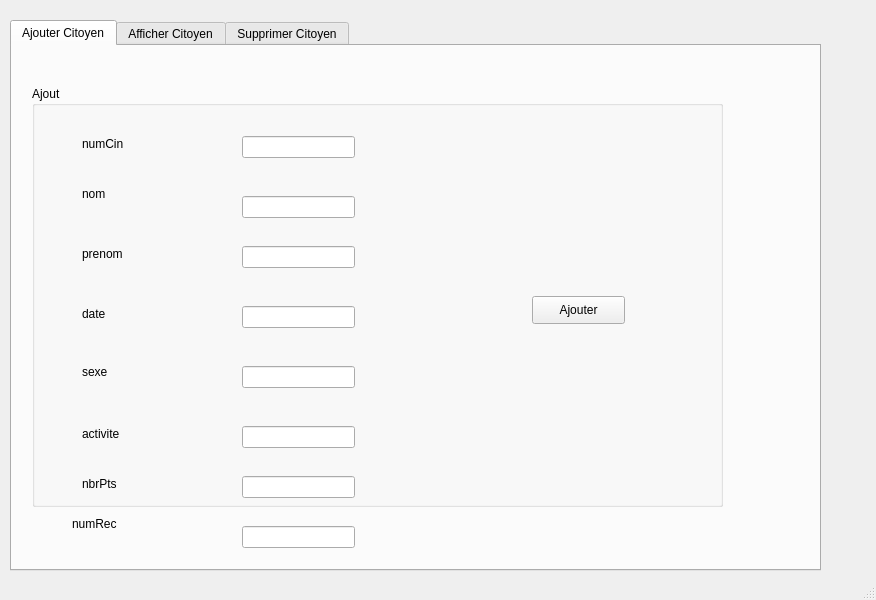
First picture: the form in Atelier_Connexion/mainwindow.ui, repository ahmedbalti/Tunisian-Smart-Police-Station, before the edit.
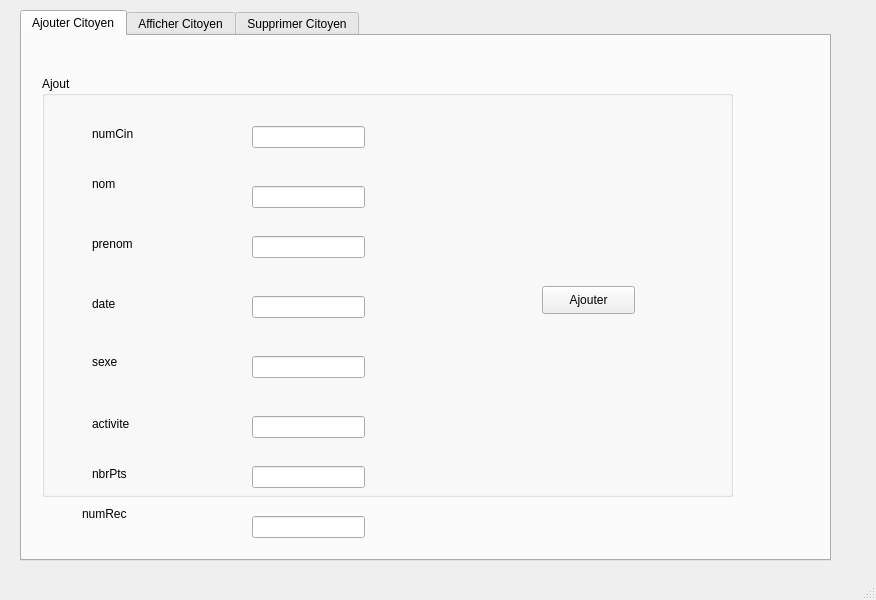
Second picture: the form after the edit.

```diff
--- a/Atelier_Connexion/mainwindow.ui
+++ b/Atelier_Connexion/mainwindow.ui
@@ -17,8 +17,8 @@
    <widget class="QTabWidget" name="tabWidget">
     <property name="geometry">
      <rect>
-      <x>10</x>
-      <y>20</y>
+      <x>20</x>
+      <y>10</y>
       <width>811</width>
       <height>551</height>
      </rect>
```
